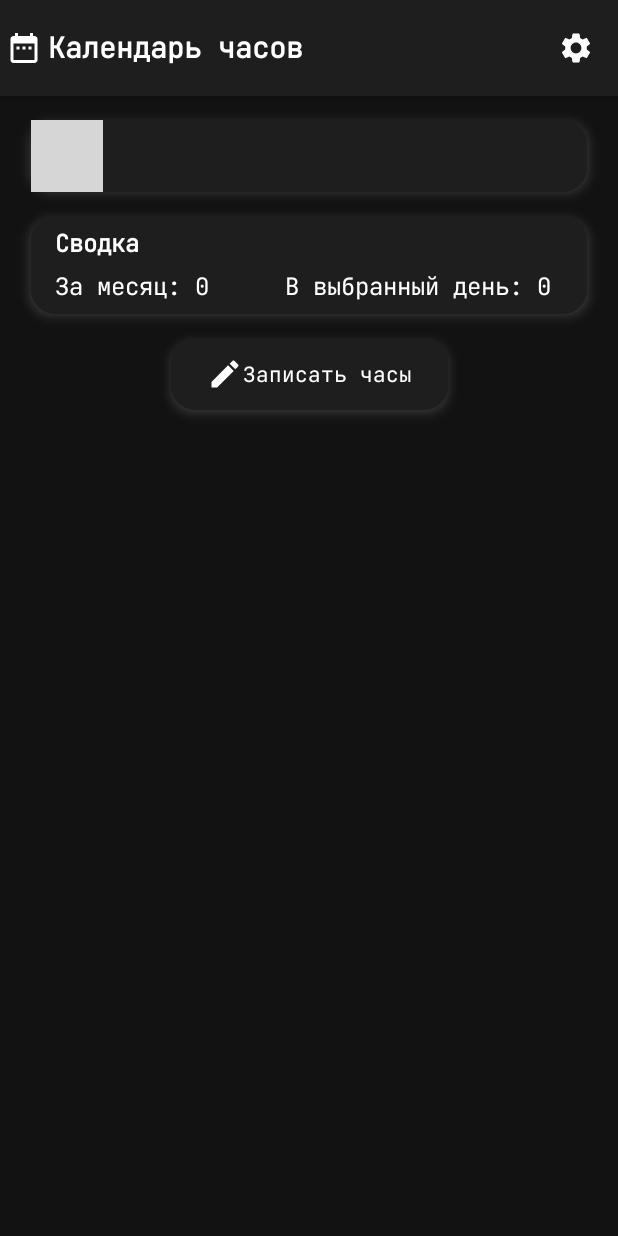
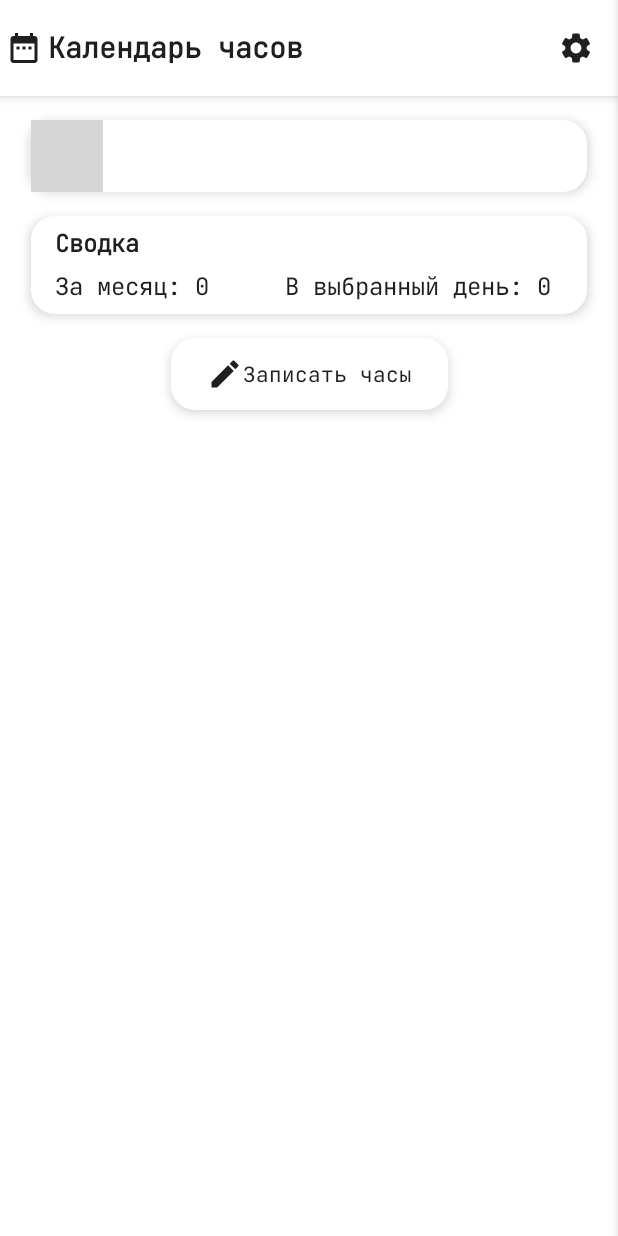
Before and after one commit to blackbuffy/HoursCalendar, an Android app built with Jetpack Compose: the screen it shows after launch (MainActivity), on a phone screen of 412 x 824 dp. Run offline under Robolectric (Android 15) with nearby library versions, the phone set to English and light mode, and no system bars; our stand-ins replace Room's generated code; libraries missing offline, so code that uses them is left out: io.github.boguszpawlowski.composecalendar; 3 statements that could not run were skipped; grey boxes are pictures that could not be loaded.

Commit message:
+настроечки, да владос? за 40 минут сука

```diff
--- a/app/src/main/java/com/wellon/hourscalendar/MainActivity.kt
+++ b/app/src/main/java/com/wellon/hourscalendar/MainActivity.kt
@@ -1,5 +1,6 @@
 package com.wellon.hourscalendar
 
+import android.content.Context
 import android.os.Bundle
 import androidx.activity.ComponentActivity
 import androidx.activity.compose.setContent
@@ -18,8 +19,10 @@ class MainActivity : ComponentActivity() {
     override fun onCreate(savedInstanceState: Bundle?) {
         super.onCreate(savedInstanceState)
         setContent {
+            val themePreference = remember { ThemePreference(applicationContext) }
+
             val (isDarkTheme, setDarkTheme) = remember {
-                mutableStateOf(true)
+                mutableStateOf(themePreference.getDarkThemeState())
             }
 
             DateDatabase.initialize(applicationContext)
@@ -35,10 +38,29 @@ class MainActivity : ComponentActivity() {
             }
 
             HoursCalendarTheme (
-                darkTheme = isDarkTheme
+                darkTheme = isDarkTheme,
             ) {
-                MainScreen(isDarkTheme, setDarkTheme, dates)
+                MainScreen(
+                    isDarkTheme,
+                    setDarkTheme = { newValue ->
+                        setDarkTheme(newValue)
+                        themePreference.saveDarkThemeState(newValue)
+                    },
+                    dates
+                )
             }
         }
     }
 }
+
+class ThemePreference(context: Context) {
+    private val sharedPreferences = context.getSharedPreferences("app_theme", Context.MODE_PRIVATE)
+
+    fun saveDarkThemeState(isEnabled: Boolean) {
+        sharedPreferences.edit().putBoolean("dark_theme", isEnabled).apply()
+    }
+
+    fun getDarkThemeState(): Boolean {
+        return sharedPreferences.getBoolean("dark_theme", false)
+    }
+}
--- a/app/src/main/java/com/wellon/hourscalendar/composables/mainscreen/MainScreen.kt
+++ b/app/src/main/java/com/wellon/hourscalendar/composables/mainscreen/MainScreen.kt
@@ -4,29 +4,59 @@ import androidx.compose.foundation.layout.Column
 import androidx.compose.foundation.layout.PaddingValues
 import androidx.compose.foundation.layout.fillMaxSize
 import androidx.compose.foundation.layout.padding
+import androidx.compose.material3.DrawerValue
 import androidx.compose.material3.MaterialTheme
+import androidx.compose.material3.ModalNavigationDrawer
 import androidx.compose.material3.Scaffold
+import androidx.compose.material3.rememberDrawerState
 import androidx.compose.runtime.Composable
+import androidx.compose.runtime.CompositionLocalProvider
 import androidx.compose.runtime.MutableState
 import androidx.compose.runtime.mutableStateOf
 import androidx.compose.runtime.remember
+import androidx.compose.runtime.rememberCoroutineScope
 import androidx.compose.ui.Alignment
 import androidx.compose.ui.Modifier
+import androidx.compose.ui.platform.LocalLayoutDirection
+import androidx.compose.ui.unit.LayoutDirection
 import androidx.compose.ui.unit.dp
 import com.wellon.hourscalendar.composables.calendar.Calendar
 import com.wellon.hourscalendar.composables.calendar.SelectedDayState
 import com.wellon.hourscalendar.composables.timepicker.ButtonLog
+import kotlinx.coroutines.launch
 import java.time.LocalDate
 
 @Composable
 fun MainScreen(isDarkTheme: Boolean, setDarkTheme: (Boolean) -> Unit, dates: MutableState<Map<String, Int>>) {
     val selectedDate = remember { mutableStateOf(SelectedDayState(LocalDate.now(), 0)) }
+    val drawerState = rememberDrawerState(DrawerValue.Closed)
+    val scope = rememberCoroutineScope()
 
+    CompositionLocalProvider(
+        LocalLayoutDirection provides LayoutDirection.Rtl
+    ) {
+        ModalNavigationDrawer(
+            drawerState = drawerState,
+            drawerContent = {
+                SettingsPanel(
+                    onClose = { scope.launch { drawerState.close() } },
+                    setDarkTheme = setDarkTheme,
+                    isDarkTheme = isDarkTheme
+                )
+            }
+        ) {
+            CompositionLocalProvider(
+                LocalLayoutDirection provides LayoutDirection.Ltr
+            ) {
                 Scaffold (
                     modifier = Modifier
                         .fillMaxSize(),
                     containerColor = MaterialTheme.colorScheme.surface,
-        topBar = { TopBar() }
+                    topBar = {
+                        TopBar(
+                            onSettingsClick = { scope.launch { drawerState.open()} }
+                        )
+                    }
                 ) { padding ->
                     Column (
                         modifier = Modifier
@@ -45,3 +75,6 @@ fun MainScreen(isDarkTheme: Boolean, setDarkTheme: (Boolean) -> Unit, dates: Mut
                     }
                 }
             }
+        }
+    }
+}
--- /dev/null
+++ b/app/src/main/java/com/wellon/hourscalendar/composables/mainscreen/SettingsPanel.kt
@@ -0,0 +1,100 @@
+package com.wellon.hourscalendar.composables.mainscreen
+
+import androidx.compose.foundation.layout.Arrangement
+import androidx.compose.foundation.layout.Column
+import androidx.compose.foundation.layout.Row
+import androidx.compose.foundation.layout.fillMaxHeight
+import androidx.compose.foundation.layout.fillMaxWidth
+import androidx.compose.foundation.layout.padding
+import androidx.compose.material.icons.Icons
+import androidx.compose.material.icons.filled.Close
+import androidx.compose.material3.Icon
+import androidx.compose.material3.IconButton
+import androidx.compose.material3.MaterialTheme
+import androidx.compose.material3.Surface
+import androidx.compose.material3.Switch
+import androidx.compose.material3.SwitchDefaults
+import androidx.compose.material3.Text
+import androidx.compose.runtime.Composable
+import androidx.compose.runtime.CompositionLocalProvider
+import androidx.compose.ui.Alignment
+import androidx.compose.ui.Modifier
+import androidx.compose.ui.platform.LocalLayoutDirection
+import androidx.compose.ui.unit.LayoutDirection
+import androidx.compose.ui.unit.dp
+
+@Composable
+fun SettingsPanel(
+    onClose: () -> Unit,
+    setDarkTheme: (Boolean) -> Unit,
+    isDarkTheme: Boolean,
+    modifier: Modifier = Modifier
+) {
+    CompositionLocalProvider(
+        LocalLayoutDirection provides LayoutDirection.Ltr
+    ) {
+        Surface(
+            modifier = modifier
+                .fillMaxHeight()
+                .fillMaxWidth(0.8f),
+            tonalElevation = 8.dp,
+            shadowElevation = 8.dp
+        ) {
+            Column(
+                modifier = Modifier
+                    .padding(16.dp)
+            ) {
+                Row(
+                    verticalAlignment = Alignment.CenterVertically,
+                    horizontalArrangement = Arrangement.SpaceBetween,
+                    modifier = Modifier.fillMaxWidth()
+                ) {
+                    Text(
+                        text = "Настройки",
+                        style = MaterialTheme.typography.titleLarge,
+                        color = MaterialTheme.colorScheme.primary
+                    )
+                    IconButton(onClick = onClose) {
+                        Icon(
+                            imageVector = Icons.Filled.Close,
+                            contentDescription = "Закрыть настройки"
+                        )
+                    }
+                }
+
+                Row(
+                    verticalAlignment = Alignment.Bottom,
+                    horizontalArrangement = Arrangement.Center,
+                    modifier = Modifier
+                        .fillMaxWidth()
+                        .padding(top = 16.dp)
+                        .fillMaxHeight()
+                ) {
+                    Row (
+                        verticalAlignment = Alignment.CenterVertically,
+                        horizontalArrangement = Arrangement.SpaceBetween,
+                        modifier = Modifier.fillMaxWidth()
+                    ) {
+                        Text(
+                            text = "Темная тема",
+                            style = MaterialTheme.typography.titleMedium,
+                            color = MaterialTheme.colorScheme.primary
+                        )
+                        Switch(
+                            checked = isDarkTheme,
+                            onCheckedChange = setDarkTheme,
+                            colors = SwitchDefaults.colors(
+                                checkedBorderColor = MaterialTheme.colorScheme.primary,
+                                uncheckedBorderColor = MaterialTheme.colorScheme.primary,
+                                checkedTrackColor = MaterialTheme.colorScheme.primaryContainer,
+                                uncheckedTrackColor = MaterialTheme.colorScheme.primaryContainer,
+                                checkedThumbColor = MaterialTheme.colorScheme.onPrimary,
+                                uncheckedThumbColor = MaterialTheme.colorScheme.primary
+                            )
+                        )
+                    }
+                }
+            }
+        }
+    }
+}
--- a/app/src/main/java/com/wellon/hourscalendar/composables/mainscreen/TopBar.kt
+++ b/app/src/main/java/com/wellon/hourscalendar/composables/mainscreen/TopBar.kt
@@ -1,6 +1,5 @@
 package com.wellon.hourscalendar.composables.mainscreen
 
-import androidx.compose.foundation.layout.padding
 import androidx.compose.material.icons.Icons
 import androidx.compose.material.icons.filled.DateRange
 import androidx.compose.material.icons.filled.Settings
@@ -17,7 +16,7 @@ import androidx.compose.ui.graphics.graphicsLayer
 
 @OptIn(ExperimentalMaterial3Api::class)
 @Composable
-fun TopBar() {
+fun TopBar(onSettingsClick: () -> Unit) {
 
     TopAppBar(
         title = {
@@ -35,7 +34,7 @@ fun TopBar() {
             )
         },
         actions = {
-            IconButton(onClick = { TODO() }) {
+            IconButton(onClick = onSettingsClick) {
                 Icon(
                     imageVector = Icons.Filled.Settings,
                     contentDescription = "иконка настроек",
```
Lines whose indentation alone changed are shown as unchanged.
